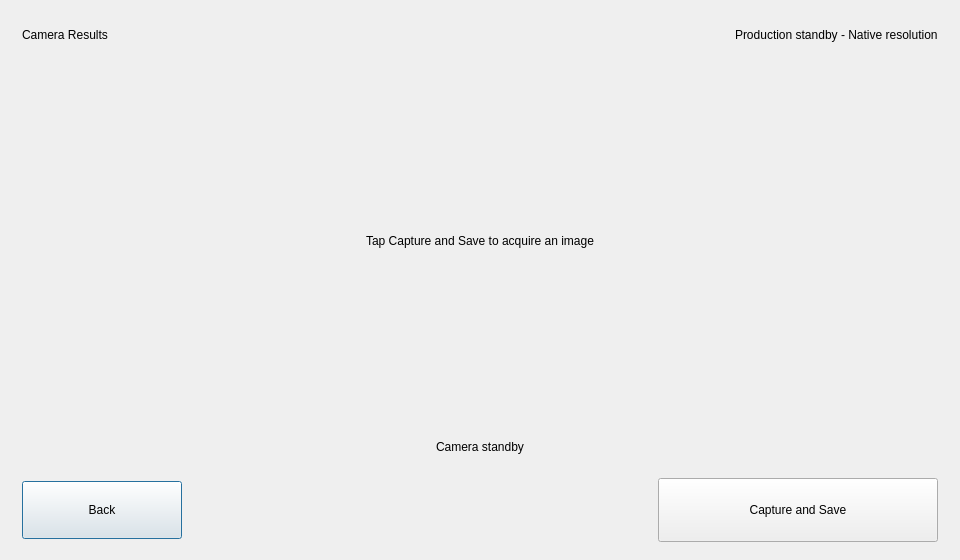
First picture: the form in tf_gui/ui/camera_monitor_dialog.ui, repository yhe21/tf-inner-gui, before the edit.
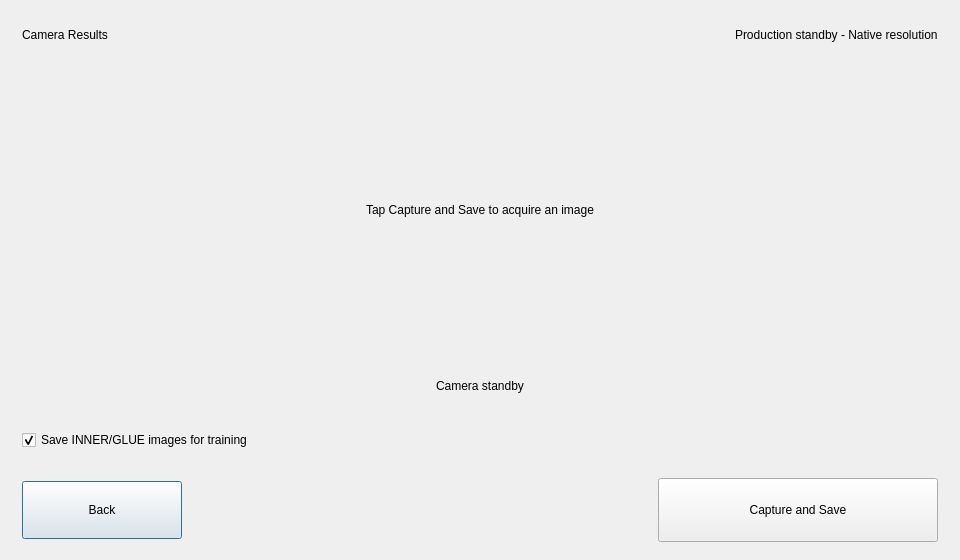
Second picture: the form after the edit.

Commit message: Release v0.2.2 with configurable training image saving

```diff
--- a/tf_gui/ui/camera_monitor_dialog.ui
+++ b/tf_gui/ui/camera_monitor_dialog.ui
@@ -65,7 +65,7 @@
       <property name="bottomMargin"><number>10</number></property>
       <item>
        <widget class="QLabel" name="lblCapturedImage">
-        <property name="minimumSize"><size><width>0</width><height>330</height></size></property>
+        <property name="minimumSize"><size><width>0</width><height>270</height></size></property>
         <property name="text"><string>Tap Capture and Save to acquire an image</string></property>
         <property name="alignment"><set>Qt::AlignCenter</set></property>
         <property name="scaledContents"><bool>false</bool></property>
@@ -75,9 +75,16 @@
     </widget>
    </item>
    <item>
-    <widget class="QLabel" name="lblCameraPageStatus">
+   <widget class="QLabel" name="lblCameraPageStatus">
      <property name="text"><string>Camera standby</string></property>
      <property name="alignment"><set>Qt::AlignCenter</set></property>
+   </widget>
+   </item>
+   <item>
+    <widget class="QCheckBox" name="chkSaveProductionImages">
+     <property name="minimumSize"><size><width>0</width><height>48</height></size></property>
+     <property name="text"><string>Save INNER/GLUE images for training</string></property>
+     <property name="checked"><bool>true</bool></property>
     </widget>
    </item>
    <item>
```
The commit also changes 4 other files.
